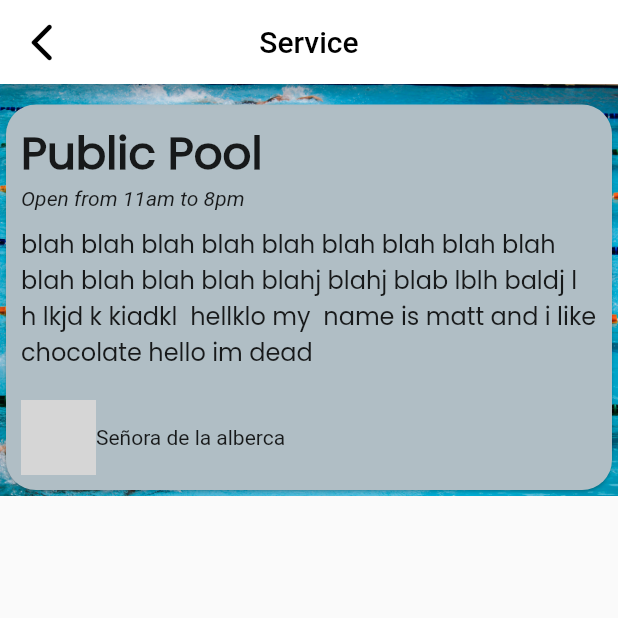
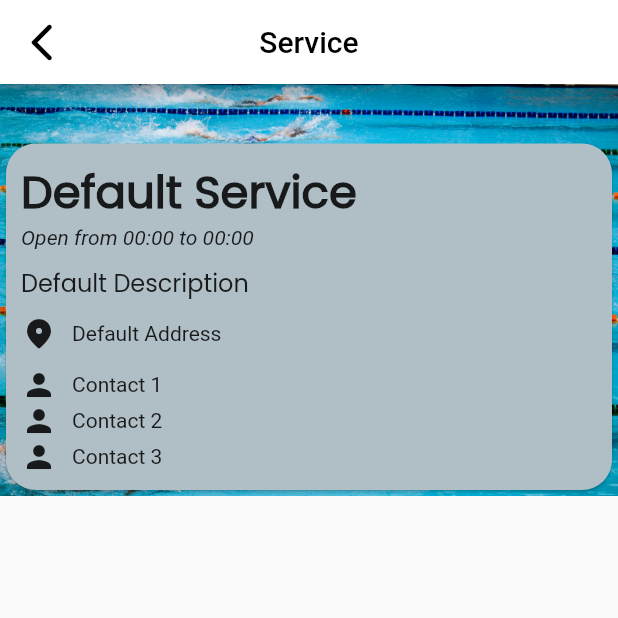
Before and after one commit to mateoglzc/DIF, a Flutter app: the ServicePage screen opened directly, on a phone screen of 412 x 824 dp, the top half of it. Run offline on Flutter 3.47's test engine with Material 2 defaults, Android fonts, the phone set to English and light mode, and no system bars; missing offline and left inert: dart:html; grey boxes are pictures that could not be loaded.

Commit message:
Added parameter list to Card, ServicePage, ServiceCard, Location, and ContactLine

```diff
--- a/lib/card.dart
+++ b/lib/card.dart
@@ -2,7 +2,11 @@ import 'package:flutter/material.dart';
 import 'service_page.dart';
 
 class CatalogCard extends StatelessWidget {
-  const CatalogCard({Key? key}) : super(key: key);
+  final String service;
+  final String imagePath;
+  const CatalogCard(
+      {this.service = "Default Service",
+      this.imagePath = "assets/public-pool.jpg"});
 
   @override
   Widget build(BuildContext context) {
@@ -18,7 +22,7 @@ class CatalogCard extends StatelessWidget {
               Stack(
                 children: [
                   Ink.image(
-                    image: AssetImage('assets/public-pool.jpg'),
+                    image: AssetImage(imagePath),
                     height: 200,
                     fit: BoxFit.cover,
                   ),
@@ -38,7 +42,7 @@ class CatalogCard extends StatelessWidget {
                                 builder: (context) => ServicePage()));
                       },
                       child: Text(
-                        "Hiking",
+                        service,
                         style: TextStyle(
                             color: Colors.black,
                             fontSize: 24,
--- a/lib/contact.dart
+++ b/lib/contact.dart
@@ -1,19 +1,25 @@
 import 'package:flutter/material.dart';
 
 class ContactLine extends StatelessWidget {
-  ContactLine({Key? key}) : super(key: key);
+  final String contact;
+  ContactLine({this.contact = "Default Name"});
 
   @override
   Widget build(BuildContext context) {
     return Row(
       children: [
-        // Icon(Icons.person_sharp),
-        Image.asset(
-          'face-3.jpg',
-          height: 50,
-          width: 50,
+        Icon(Icons.person_sharp),
+        // ClipOval(
+        //   child: Image.asset(
+        //     'face-2.jpg',
+        //     height: 120,
+        //     width: 120,
+        //   ),
+        // ),
+        SizedBox(
+          width: 10,
         ),
-        Text("Señora de la alberca"),
+        Text(contact),
       ],
     );
   }
--- /dev/null
+++ b/lib/location.dart
@@ -0,0 +1,26 @@
+import 'package:flutter/material.dart';
+
+class LocationLine extends StatelessWidget {
+  final String address;
+  LocationLine({this.address = "Default Address"});
+
+  @override
+  Widget build(BuildContext context) {
+    return Row(
+      children: [
+        Icon(Icons.location_on_rounded),
+        // ClipOval(
+        //   child: Image.asset(
+        //     'face-2.jpg',
+        //     height: 120,
+        //     width: 120,
+        //   ),
+        // ),
+        SizedBox(
+          width: 10,
+        ),
+        Text(address),
+      ],
+    );
+  }
+}
--- a/lib/service-card.dart
+++ b/lib/service-card.dart
@@ -1,11 +1,35 @@
+import 'dart:html';
+
 import 'package:flutter/material.dart';
 import 'contact.dart';
+import 'location.dart';
 
 class ServiceCard extends StatelessWidget {
-  ServiceCard({Key? key}) : super(key: key);
+  final String description;
+  final String service;
+  final String openTime;
+  final String closeTime;
+  final List<String> contacts;
 
-  String description =
-      "blah blah blah blah blah blah blah blah blah blah blah blah blah blahj blahj blab lblh baldj l h lkjd k kiadkl  hellklo my  name is matt and i like chocolate hello im dead";
+  ServiceCard({
+    this.service = "Default Service",
+    this.description = "Default Description",
+    this.openTime = "00:00",
+    this.closeTime = "00:00",
+    this.contacts = const ["Default Contact"],
+  });
+
+  List<Widget> _buildUserGroups(BuildContext context, List<String> contacts) {
+    List<ContactLine> userGroup = [];
+
+    for (var i = 0; i < contacts.length; i++) {
+      userGroup.add(ContactLine(
+        contact: contacts[i],
+      ));
+    }
+
+    return userGroup;
+  }
 
   @override
   Widget build(BuildContext context) {
@@ -20,7 +44,7 @@ class ServiceCard extends StatelessWidget {
             crossAxisAlignment: CrossAxisAlignment.stretch,
             children: [
               Text(
-                'Public Pool',
+                service,
                 style: TextStyle(
                   fontFamily: "Poppins",
                   fontSize: 30,
@@ -28,7 +52,7 @@ class ServiceCard extends StatelessWidget {
                 ),
               ),
               Text(
-                "Open from 11am to 8pm",
+                "Open from $openTime to $closeTime",
                 style: TextStyle(
                   fontStyle: FontStyle.italic,
                 ),
@@ -38,8 +62,10 @@ class ServiceCard extends StatelessWidget {
                 description,
                 style: TextStyle(fontFamily: 'Poppins', fontSize: 16),
               ),
-              SizedBox(height: 20),
-              ContactLine(),
+              SizedBox(height: 10),
+              LocationLine(),
+              SizedBox(height: 10),
+              ..._buildUserGroups(context, contacts),
             ],
           ),
         ),
--- a/lib/service_page.dart
+++ b/lib/service_page.dart
@@ -30,7 +30,9 @@ class ServicePage extends StatelessWidget {
           alignment: AlignmentDirectional.bottomCenter,
           children: [
             Image.asset('assets/public-pool.jpg'),
-            ServiceCard(),
+            ServiceCard(
+              contacts: ["Contact 1", "Contact 2", "Contact 3"],
+            ),
           ],
         ),
       ),
--- a/pubspec.yaml
+++ b/pubspec.yaml
@@ -28,6 +28,7 @@ dependencies:
   # The following adds the Cupertino Icons font to your application.
   # Use with the CupertinoIcons class for iOS style icons.
   cupertino_icons: ^1.0.2
+  mysql1: ^0.19.2
 
 dev_dependencies:
   flutter_test:
```
Also changed, not shown: assets/matt-profile.jpeg (added), pubspec.lock, 2 other files.
